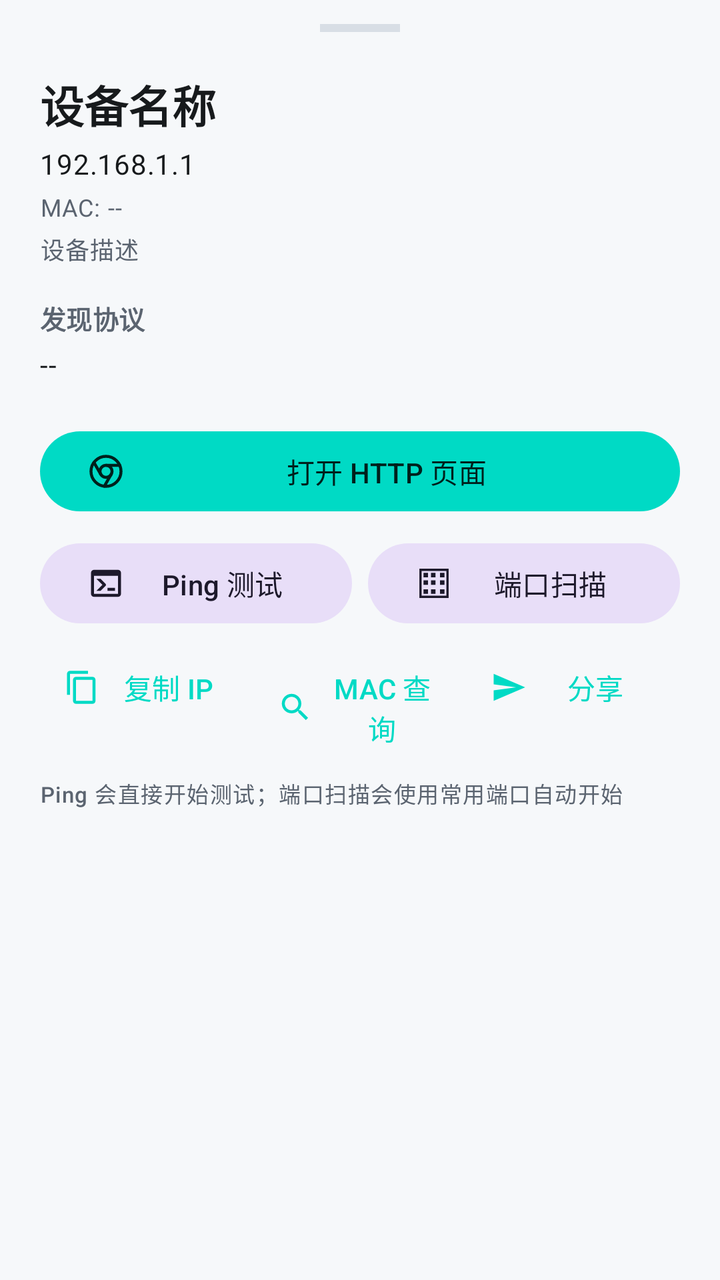
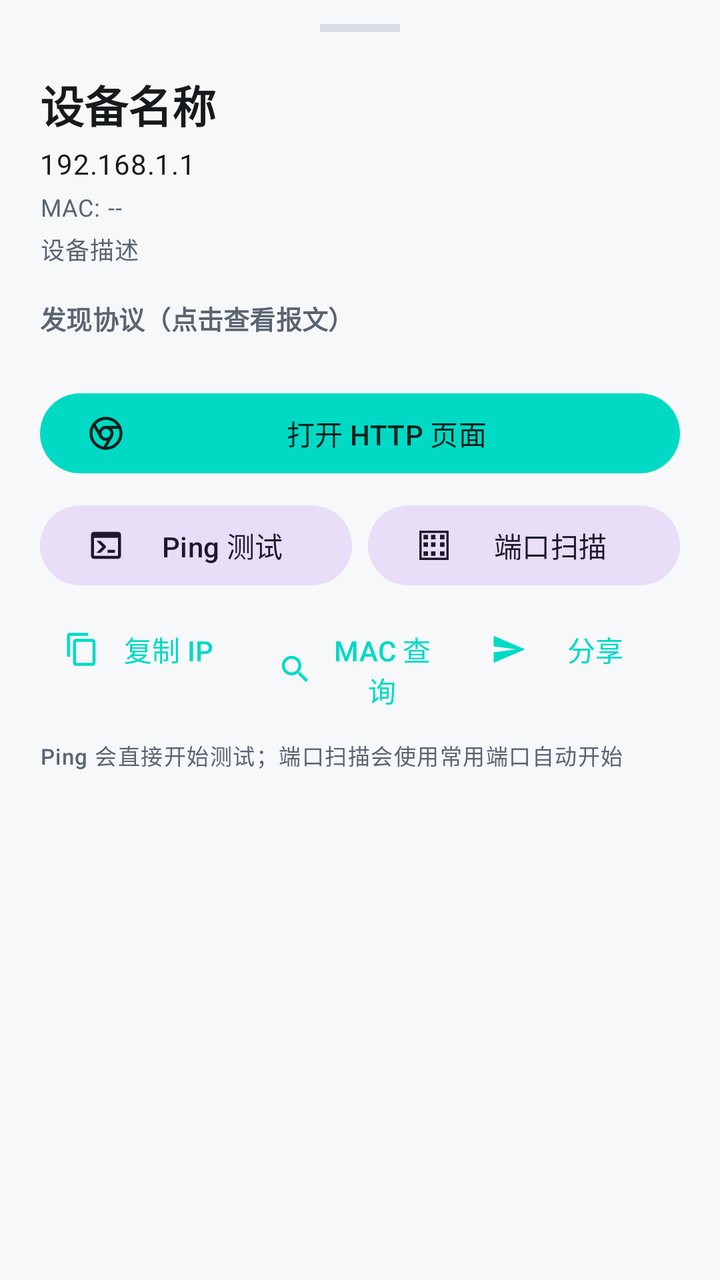

Screens rendered from an Android XML layout before and after an edit, with the pre-edit source and the edit as a unified diff.
<!-- AndroidManifest.xml: application theme Theme.NetworkTool -->
<!-- res/layout/bottomsheet_device_details.xml -->
<?xml version="1.0" encoding="utf-8"?>
<LinearLayout xmlns:android="http://schemas.android.com/apk/res/android"
    xmlns:app="http://schemas.android.com/apk/res-auto"
    android:layout_width="match_parent"
    android:layout_height="wrap_content"
    android:orientation="vertical"
    android:paddingStart="@dimen/space_5"
    android:paddingTop="@dimen/space_3"
    android:paddingEnd="@dimen/space_5"
    android:paddingBottom="@dimen/space_5">

    <View
        android:layout_width="40dp"
        android:layout_height="4dp"
        android:layout_gravity="center_horizontal"
        android:background="?attr/colorOutlineVariant" />

    <TextView
        android:id="@+id/detailTitle"
        android:layout_width="match_parent"
        android:layout_height="wrap_content"
        android:layout_marginTop="@dimen/space_5"
        android:ellipsize="end"
        android:maxLines="2"
        android:text="设备名称"
        android:textAppearance="@style/TextAppearance.NetworkTool.Headline" />

    <TextView
        android:id="@+id/detailIp"
        android:layout_width="match_parent"
        android:layout_height="wrap_content"
        android:layout_marginTop="@dimen/space_1"
        android:text="192.168.1.1"
        android:textAppearance="@style/TextAppearance.NetworkTool.Body" />

    <TextView
        android:id="@+id/detailMac"
        android:layout_width="match_parent"
        android:layout_height="wrap_content"
        android:layout_marginTop="@dimen/space_1"
        android:text="MAC: --"
        android:textAppearance="@style/TextAppearance.NetworkTool.BodySmall" />

    <TextView
        android:id="@+id/detailDescription"
        android:layout_width="match_parent"
        android:layout_height="wrap_content"
        android:layout_marginTop="@dimen/space_1"
        android:text="设备描述"
        android:textAppearance="@style/TextAppearance.NetworkTool.BodySmall" />

    <TextView
        android:layout_width="match_parent"
        android:layout_height="wrap_content"
        android:layout_marginTop="@dimen/space_4"
        android:text="发现协议"
        android:textAppearance="@style/TextAppearance.NetworkTool.Label" />

    <TextView
        android:id="@+id/detailProtocols"
        android:layout_width="match_parent"
        android:layout_height="wrap_content"
        android:layout_marginTop="@dimen/space_1"
        android:text="--"
        android:textAppearance="@style/TextAppearance.NetworkTool.Body" />

    <com.google.android.material.button.MaterialButton
        android:id="@+id/openHttpButton"
        android:layout_width="match_parent"
        android:layout_height="wrap_content"
        android:layout_marginTop="@dimen/space_5"
        android:text="打开 HTTP 页面"
        app:icon="@drawable/ic_browser" />

    <LinearLayout
        android:layout_width="match_parent"
        android:layout_height="wrap_content"
        android:layout_marginTop="@dimen/space_2"
        android:orientation="horizontal">

        <com.google.android.material.button.MaterialButton
            android:id="@+id/pingButton"
            style="@style/Widget.NetworkTool.Button.TonalButton"
            android:layout_width="0dp"
            android:layout_height="wrap_content"
            android:layout_weight="1"
            android:text="Ping 测试"
            app:icon="@drawable/ic_ping" />

        <com.google.android.material.button.MaterialButton
            android:id="@+id/portScanButton"
            style="@style/Widget.NetworkTool.Button.TonalButton"
            android:layout_width="0dp"
            android:layout_height="wrap_content"
            android:layout_marginStart="@dimen/space_2"
            android:layout_weight="1"
            android:text="端口扫描"
            app:icon="@drawable/ic_port_scan" />

    </LinearLayout>

    <LinearLayout
        android:layout_width="match_parent"
        android:layout_height="wrap_content"
        android:layout_marginTop="@dimen/space_1"
        android:orientation="horizontal">

        <com.google.android.material.button.MaterialButton
            android:id="@+id/copyIpButton"
            style="@style/Widget.NetworkTool.Button.TextButton"
            android:layout_width="0dp"
            android:layout_height="wrap_content"
            android:layout_weight="1"
            android:text="复制 IP"
            app:icon="@drawable/ic_copy" />

        <com.google.android.material.button.MaterialButton
            android:id="@+id/macQueryButton"
            style="@style/Widget.NetworkTool.Button.TextButton"
            android:layout_width="0dp"
            android:layout_height="wrap_content"
            android:layout_weight="1"
            android:text="MAC 查询"
            app:icon="@drawable/ic_search" />

        <com.google.android.material.button.MaterialButton
            android:id="@+id/shareButton"
            style="@style/Widget.NetworkTool.Button.TextButton"
            android:layout_width="0dp"
            android:layout_height="wrap_content"
            android:layout_weight="1"
            android:text="分享"
            app:icon="@drawable/ic_send" />

    </LinearLayout>

    <TextView
        android:layout_width="match_parent"
        android:layout_height="wrap_content"
        android:layout_marginTop="@dimen/space_2"
        android:text="Ping 会直接开始测试；端口扫描会使用常用端口自动开始"
        android:textAppearance="@style/TextAppearance.NetworkTool.Caption" />

</LinearLayout>
<!-- resources referenced by this layout -->
<resources>
  <dimen name="space_1">4dp</dimen>
  <dimen name="space_2">8dp</dimen>
  <dimen name="space_3">12dp</dimen>
  <dimen name="space_4">16dp</dimen>
  <dimen name="space_5">20dp</dimen>
  <style name="TextAppearance.NetworkTool.Body" parent="TextAppearance.Material3.BodyMedium">
          <item name="android:textSize">14sp</item>
          <item name="android:textColor">?attr/colorOnSurface</item>
      </style>
  <style name="TextAppearance.NetworkTool.BodySmall" parent="TextAppearance.Material3.BodySmall">
          <item name="android:textSize">12sp</item>
          <item name="android:textColor">?attr/colorOnSurfaceVariant</item>
      </style>
  <style name="TextAppearance.NetworkTool.Caption" parent="TextAppearance.Material3.LabelSmall">
          <item name="android:textSize">11sp</item>
          <item name="android:textColor">?attr/colorOnSurfaceVariant</item>
      </style>
  <style name="TextAppearance.NetworkTool.Headline" parent="TextAppearance.Material3.HeadlineSmall">
          <item name="android:textSize">22sp</item>
          <item name="android:textStyle">bold</item>
          <item name="android:textColor">?attr/colorOnSurface</item>
      </style>
  <style name="TextAppearance.NetworkTool.Label" parent="TextAppearance.Material3.LabelLarge">
          <item name="android:textSize">13sp</item>
          <item name="android:textStyle">bold</item>
          <item name="android:textColor">?attr/colorOnSurfaceVariant</item>
      </style>
  <style name="Widget.NetworkTool.Button.TextButton" parent="Widget.Material3.Button.TextButton">
          <item name="android:elevation">0dp</item>
          <item name="android:stateListAnimator">@null</item>
      </style>
  <style name="Widget.NetworkTool.Button.TonalButton" parent="Widget.Material3.Button.TonalButton">
          <item name="android:elevation">0dp</item>
          <item name="android:stateListAnimator">@null</item>
      </style>
  <color name="colorPrimary">#00DAC5</color>
  <color name="colorPrimaryDark">#00B5A1</color>
  <color name="colorAccent">#00DAC5</color>
  <color name="colorOnPrimary">#00201C</color>
  <color name="colorPrimaryContainer">#B8FFF7</color>
  <color name="colorOnPrimaryContainer">#00201C</color>
  <color name="colorBackground">#F6F8FA</color>
  <color name="colorSurface">#FFFFFF</color>
  <color name="colorOnSurface">#171A1C</color>
  <color name="colorOnBackground">#171A1C</color>
  <color name="colorSurfaceContainer">#EEF2F5</color>
  <color name="textSecondary">#5B6470</color>
  <color name="colorOutline">#8A94A0</color>
  <color name="colorOutlineVariant">#D8DEE5</color>
  <color name="textPrimary">#171A1C</color>
  <style name="Widget.NetworkTool.Button" parent="Widget.Material3.Button">
          <item name="android:elevation">0dp</item>
          <item name="android:stateListAnimator">@null</item>
      </style>
  <style name="TextAppearance.NetworkTool.ToolbarTitle" parent="TextAppearance.Material3.TitleLarge">
          <item name="android:textSize">20sp</item>
          <item name="android:textStyle">bold</item>
          <item name="android:textColor">?attr/colorOnSurface</item>
      </style>
  <!-- unchanged entries left out for length: 8 -->
</resources>

<!-- the commit's change to res/layout/bottomsheet_device_details.xml (unified diff, before → after) -->
@@ -53,14 +53,22 @@
         android:layout_width="match_parent"
         android:layout_height="wrap_content"
         android:layout_marginTop="@dimen/space_4"
-        android:text="发现协议"
+        android:text="发现协议（点击查看报文）"
         android:textAppearance="@style/TextAppearance.NetworkTool.Label" />
+
+    <com.google.android.material.chip.ChipGroup
+        android:id="@+id/detailProtocolChips"
+        android:layout_width="match_parent"
+        android:layout_height="wrap_content"
+        android:layout_marginTop="@dimen/space_1"
+        app:chipSpacingHorizontal="@dimen/space_2"
+        app:chipSpacingVertical="@dimen/space_1" />
 
     <TextView
         android:id="@+id/detailProtocols"
         android:layout_width="match_parent"
         android:layout_height="wrap_content"
-        android:layout_marginTop="@dimen/space_1"
+        android:visibility="gone"
         android:text="--"
         android:textAppearance="@style/TextAppearance.NetworkTool.Body" />
 
@@ -71,6 +79,15 @@
         android:layout_marginTop="@dimen/space_5"
         android:text="打开 HTTP 页面"
         app:icon="@drawable/ic_browser" />
+
+    <com.google.android.material.button.MaterialButton
+        android:id="@+id/onvifDebugButton"
+        android:layout_width="match_parent"
+        android:layout_height="wrap_content"
+        android:layout_marginTop="@dimen/space_2"
+        android:text="ONVIF 调试"
+        android:visibility="gone"
+        app:icon="@drawable/ic_onvif" />
 
     <LinearLayout
         android:layout_width="match_parent"
<!-- resource entries referenced after the edit -->
@@ -5,6 +5,17 @@
   <dimen name="space_3">12dp</dimen>
   <dimen name="space_4">16dp</dimen>
   <dimen name="space_5">20dp</dimen>
+  <!-- drawable ic_onvif (drawable) -->
+  <?xml version="1.0" encoding="utf-8"?>
+  <vector xmlns:android="http://schemas.android.com/apk/res/android"
+      android:width="24dp"
+      android:height="24dp"
+      android:viewportWidth="24"
+      android:viewportHeight="24">
+      <path
+          android:pathData="M21.5 6.1c-.3-.2-.7-.2-1 0l-4.4 3V7c0-1.1-.9-2-2-2H4c-1.1 0-2 .9-2 2v10c0 1.1.9 2 2 2h10c1.1 0 2-.9 2-2v-2.1l4.4 3c.2.1.4.2.6.2s.3 0 .5-.1c.3-.2.5-.5.5-.9V7c0-.4-.2-.7-.5-.9M14 17H4V7h10zm6-1.9l-4-2.7v-.9l4-2.7z"
+          android:fillColor="#FF000000" />
+  </vector>
   <style name="TextAppearance.NetworkTool.Body" parent="TextAppearance.Material3.BodyMedium">
           <item name="android:textSize">14sp</item>
           <item name="android:textColor">?attr/colorOnSurface</item>
